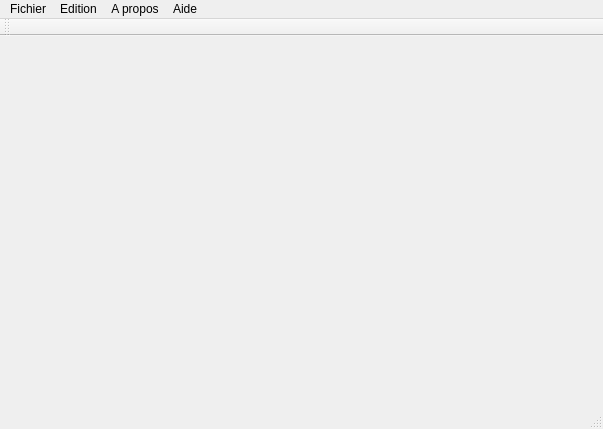
Old version of the form ProjetPriseDeNote/mainwindow.ui in the repository Simobain/MotDit.
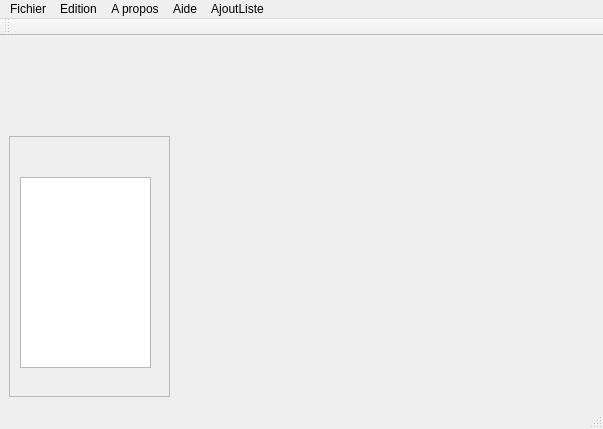
New version of the form.

The edit to the form file:
```diff
--- a/ProjetPriseDeNote/mainwindow.ui
+++ b/ProjetPriseDeNote/mainwindow.ui
@@ -13,14 +13,48 @@
   <property name="windowTitle">
    <string>MainWindow</string>
   </property>
-  <widget class="QWidget" name="centralWidget"/>
+  <widget class="QWidget" name="centralWidget">
+   <widget class="QScrollArea" name="scrollArea">
+    <property name="geometry">
+     <rect>
+      <x>9</x>
+      <y>100</y>
+      <width>161</width>
+      <height>261</height>
+     </rect>
+    </property>
+    <property name="widgetResizable">
+     <bool>true</bool>
+    </property>
+    <widget class="QWidget" name="scrollAreaWidgetContents">
+     <property name="geometry">
+      <rect>
+       <x>0</x>
+       <y>0</y>
+       <width>159</width>
+       <height>259</height>
+      </rect>
+     </property>
+     <widget class="QListView" name="listView">
+      <property name="geometry">
+       <rect>
+        <x>10</x>
+        <y>40</y>
+        <width>131</width>
+        <height>191</height>
+       </rect>
+      </property>
+     </widget>
+    </widget>
+   </widget>
+  </widget>
   <widget class="QMenuBar" name="menuBar">
    <property name="geometry">
     <rect>
      <x>0</x>
      <y>0</y>
      <width>603</width>
-     <height>21</height>
+     <height>22</height>
     </rect>
    </property>
    <widget class="QMenu" name="menuFichier">
@@ -75,10 +109,17 @@
      <string>Aide</string>
     </property>
    </widget>
+   <widget class="QMenu" name="menuAjoutListe">
+    <property name="title">
+     <string>AjoutListe</string>
+    </property>
+    <addaction name="actionAdd"/>
+   </widget>
    <addaction name="menuFichier"/>
    <addaction name="menuEdition"/>
    <addaction name="menuA_propos"/>
    <addaction name="menuAide"/>
+   <addaction name="menuAjoutListe"/>
   </widget>
   <widget class="QToolBar" name="mainToolBar">
    <attribute name="toolBarArea">
```
Left out of the diff: 5 changed lines with no effect on the pictures.
